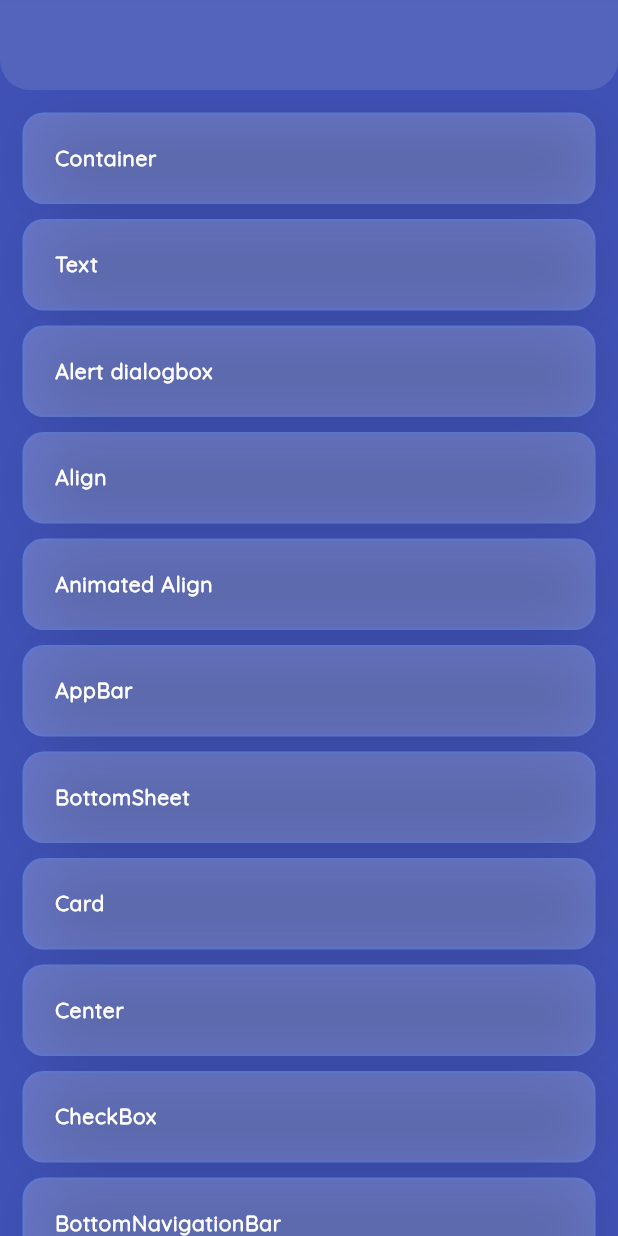
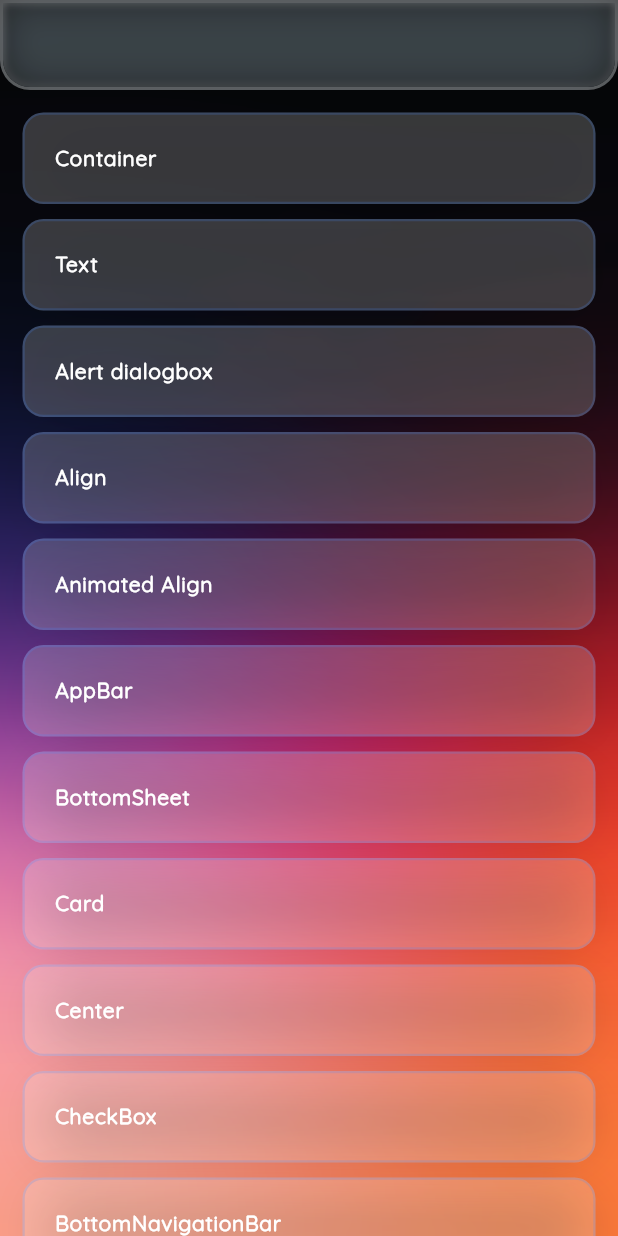
Before and after one commit to bhumit822/flutter_catalog, a Flutter app: the screen it shows after launch, on a phone screen of 412 x 824 dp. Run offline on Flutter 3.47's test engine with Material 2 defaults, Android fonts, the phone set to English and light mode, and no system bars; our stand-ins replace google_fonts, string_scanner.

Commit message:
first commit

```diff
--- a/lib/main.dart
+++ b/lib/main.dart
@@ -30,19 +30,52 @@ class MyHome extends StatefulWidget {
 class _MyHomeState extends State<MyHome> {
   @override
   Widget build(BuildContext context) {
-    return Scaffold(
+    final height = MediaQuery.of(context).size.height;
+    final width = MediaQuery.of(context).size.width;
+    return Container(
+      decoration: BoxDecoration(
+        image: DecorationImage(
+            fit: BoxFit.cover, image: AssetImage("assets/images/2bg.png")),
+        gradient: LinearGradient(
+          colors: [
+            // Color(0xff2a2a72),
+            // Color(0xff009ffd),
+
+            Colors.blueGrey,
+            Colors.red
+          ],
+          begin: Alignment.topRight,
+          end: Alignment.bottomLeft,
+          // stops: [0.0, -1.0],
+        ),
+      ),
+      child: BackdropFilter(
+        filter: ImageFilter.blur(sigmaX: 5, sigmaY: 5),
+        child: Scaffold(
           extendBodyBehindAppBar: true,
-      backgroundColor: Colors.indigo,
+          backgroundColor: Colors.transparent,
           appBar: PreferredSize(
             preferredSize: Size.fromHeight(60),
             child: Container(
               decoration: BoxDecoration(
+                  // color: Colors.white,
+                  border: Border.all(
+                      color: Colors.white.withOpacity(0.3), width: 2),
+                  boxShadow: [
+                    BoxShadow(
+                      blurStyle: BlurStyle.inner,
+                      blurRadius: 20,
+                      // spreadRadius: -20
+                      color: Colors.blueGrey.withOpacity(0.3),
+                      // offset: Offset(5, 6),
+                    ),
+                  ],
                   borderRadius: BorderRadius.only(
                       bottomLeft: Radius.circular(20),
                       bottomRight: Radius.circular(20))),
               child: ClipRRect(
                 borderRadius: BorderRadius.vertical(
-              bottom: Radius.circular(20),
+                  bottom: Radius.circular(18),
                 ),
                 child: BackdropFilter(
                   filter: ImageFilter.blur(sigmaX: 3, sigmaY: 3),
@@ -63,8 +96,8 @@ class _MyHomeState extends State<MyHome> {
           body: Container(
             padding: EdgeInsets.all(15),
             child: ListView.builder(
-            physics:
-                BouncingScrollPhysics(parent: AlwaysScrollableScrollPhysics()),
+                physics: BouncingScrollPhysics(
+                    parent: AlwaysScrollableScrollPhysics()),
                 clipBehavior: Clip.none,
                 itemCount: widgets.length,
                 itemBuilder: (context, idx) {
@@ -72,6 +105,8 @@ class _MyHomeState extends State<MyHome> {
                     idx: idx,
                   );
                 }),
+          ),
+        ),
       ),
     );
   }
--- a/lib/screens/show_widget.dart
+++ b/lib/screens/show_widget.dart
@@ -80,7 +80,7 @@ class _ImpementationState extends State<Impementation> {
               children: [
                 Expanded(
                   child: Container(
-                      padding: EdgeInsets.all(15),
+                      padding: EdgeInsets.all(8),
                       clipBehavior: Clip.hardEdge,
                       margin: EdgeInsets.all(15),
                       decoration: BoxDecoration(
--- a/lib/widget_List.dart
+++ b/lib/widget_List.dart
@@ -21,6 +21,8 @@ import 'package:flutter_catalog/widget_list/cupertinoalertdialog.dart';
 import 'package:flutter_catalog/widget_list/cupertinobutton.dart';
 import 'package:flutter_catalog/widget_list/cupertinocontextmenu.dart';
 import 'package:flutter_catalog/widget_list/cupertinodatepicker.dart';
+import 'package:flutter_catalog/widget_list/cupertinonavigationbar.dart';
+import 'package:flutter_catalog/widget_list/cupertinopagescaffold.dart';
 import 'package:flutter_catalog/widget_list/text.dart';
 
 List<WidgetModel> widgets = [
@@ -116,6 +118,14 @@ List<WidgetModel> widgets = [
       name: "CupertinoDatePicker",
       implementation: CupertinoDatePickerImplementation(),
       codeString: CupertinoDatePickerCode()),
+  WidgetModel(
+      name: "CupertinoNavigationBar",
+      implementation: CupertinoNavigationBarPage(),
+      codeString: CupertinoNavigationBarCode()),
+  WidgetModel(
+      name: "CupertinoPageScaffold",
+      implementation: CupertinoPageScaffoldPage(),
+      codeString: CupertinoPageScaffoldCode()),
 ];
 
 
```
Also changed, not shown: lib/widget_list/cupertinodatepicker.dart (+6 -5 lines), lib/widget_list/cupertinonavigationbar.dart (added, +55 -0 lines), lib/widget_list/cupertinopagescaffold.dart (added, +65 -0 lines), lib/widget_list/cupertinopagetransition.dart (added, +17 -0 lines), assets/images/1bg.jpg (added), assets/images/2bg.jpg (added), assets/images/2bg.png (added), assets/images/bgg.jpg (added). Lines whose indentation alone changed are shown as unchanged.
